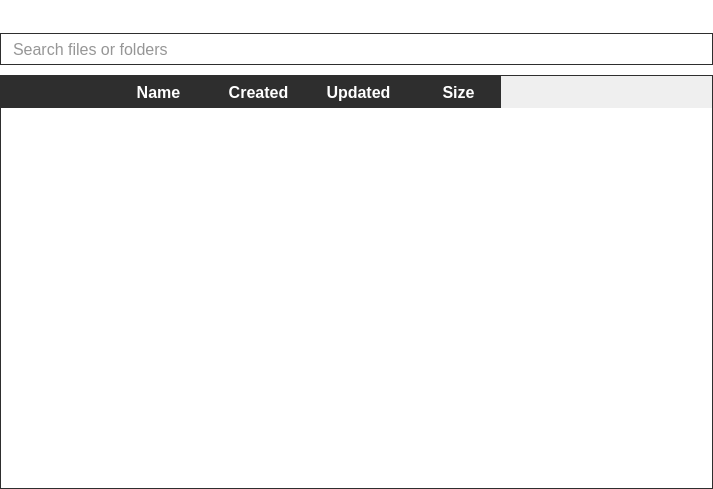
Scille/parsec-cloud, file parsec/core/gui/forms/files_widget.ui: the form before one commit.
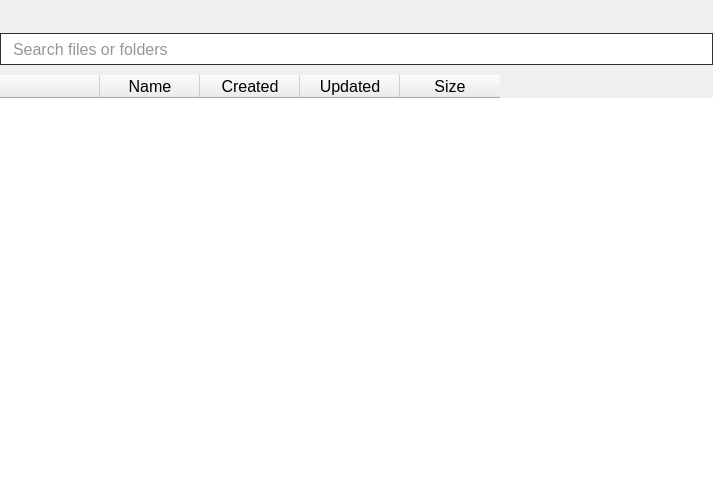
The form after the commit. Icons and pictures are not drawn. Custom widgets are drawn as their Qt base class.

What changed in the file:
```diff
--- a/parsec/core/gui/forms/files_widget.ui
+++ b/parsec/core/gui/forms/files_widget.ui
@@ -46,7 +46,58 @@
 background-color: rgb(46, 146, 208);
 border: 1px solid rgb(12, 65, 157);
 color: rgb(255, 255, 255);
-}</string>
+}
+
+QTableWidget#table_files
+{
+border: 1px solid rgb(46, 46, 46);
+}
+
+QHeaderView::section
+{
+padding-left: 15px;
+border: 0;
+background-color: rgb(46, 46, 46);
+color: white;
+font-size: 16px;
+font-weight: bold;
+height: 32px;
+text-align: left;
+}
+
+QTableWidget::item
+{
+background-color: rgb(255, 255, 255);
+color: rgb(0, 0, 0);
+border: 0px;
+padding: 15px;
+}
+
+QTableWidget::item:selected
+{
+background-color: rgb(206, 225, 239);
+color: rgb(0, 0, 0);
+}
+
+QHeaderView::down-arrow
+{
+image: url(&quot;:/icons/images/icons/sort_down_arrow.png&quot;);
+subcontrol-position: center right;
+subcontrol-origin: padding;
+padding-right: 32px;
+width: 16px;
+height: 16px;
+}
+
+QHeaderView::up-arrow
+{
+image: url(&quot;:/icons/images/icons/sort_up_arrow.png&quot;);
+subcontrol-position: center right;
+subcontrol-origin: padding;
+padding-right: 32px;
+width: 16px;
+height: 16px;
+}s</string>
   </property>
   <layout class="QVBoxLayout" name="verticalLayout">
    <property name="leftMargin">
@@ -209,56 +260,7 @@
            </font>
           </property>
           <property name="styleSheet">
-           <string notr="true">QTableWidget
-{
-border: 1px solid rgb(46, 46, 46);
-}
-
-QHeaderView::section
-{
-padding-left: 15px;
-border: 0;
-background-color: rgb(46, 46, 46);
-color: white;
-font-size: 16px;
-font-weight: bold;
-height: 32px;
-text-align: left;
-}
-
-QTableWidget::item
-{
-background-color: rgb(255, 255, 255);
-color: rgb(0, 0, 0);
-border: 0px;
-padding: 15px;
-}
-
-QTableWidget::item:selected
-{
-background-color: rgb(206, 225, 239);
-color: rgb(0, 0, 0);
-}
-
-QHeaderView::down-arrow
-{
-image: url(&quot;:/icons/images/icons/sort_down_arrow.png&quot;);
-subcontrol-position: center right;
-subcontrol-origin: padding;
-padding-right: 32px;
-width: 16px;
-height: 16px;
-}
-
-QHeaderView::up-arrow
-{
-image: url(&quot;:/icons/images/icons/sort_up_arrow.png&quot;);
-subcontrol-position: center right;
-subcontrol-origin: padding;
-padding-right: 32px;
-width: 16px;
-height: 16px;
-}</string>
+           <string notr="true"/>
           </property>
           <property name="frameShape">
            <enum>QFrame::NoFrame</enum>
```
